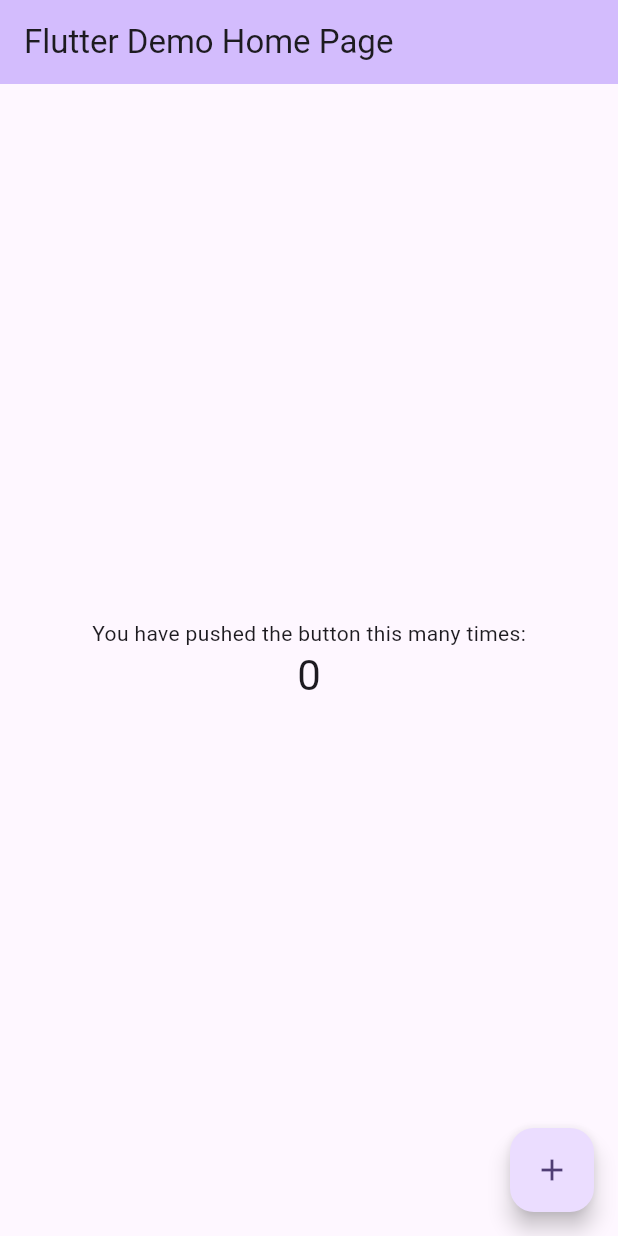
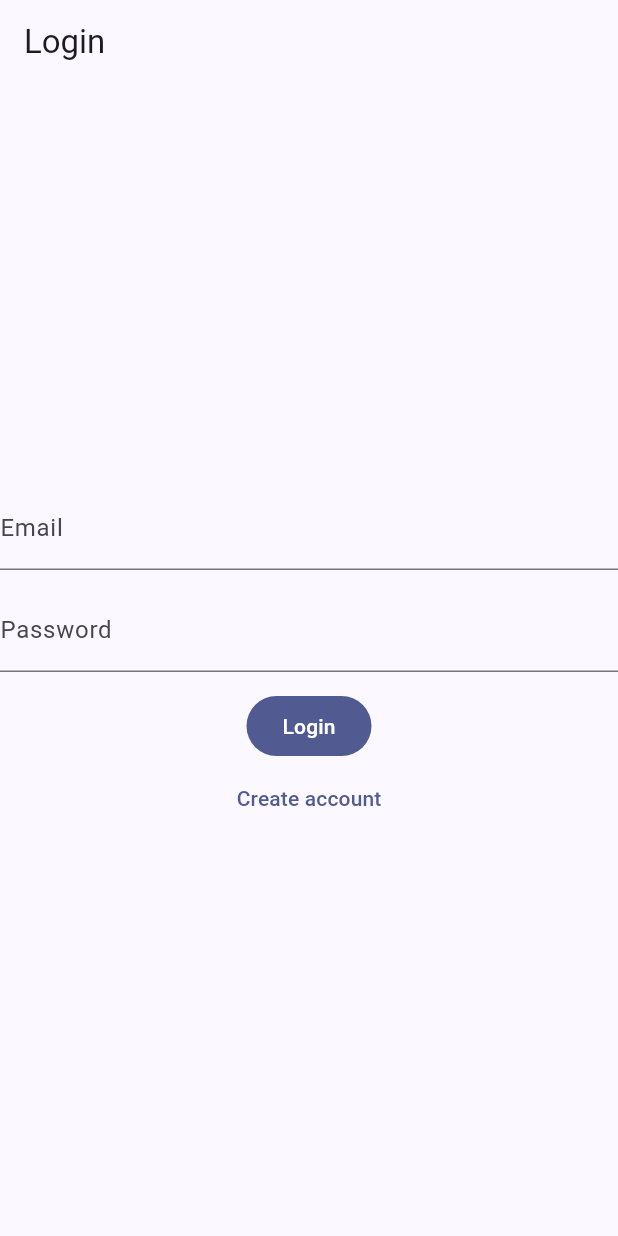
Before and after one commit to AkshitGameDev/chatterbit-app, a Flutter app: the screen it shows after launch, on a phone screen of 412 x 824 dp. Run offline on Flutter 3.47's test engine with Material 3 defaults, Android fonts, the phone set to English and light mode, and no system bars; our stand-ins replace shared_preferences.

Commit message:
login and signup working

```diff
--- a/chatterbit/lib/main.dart
+++ b/chatterbit/lib/main.dart
@@ -1,122 +1,34 @@
 import 'package:flutter/material.dart';
+import 'package:provider/provider.dart';
+import 'state/auth_state.dart';
+import 'screens/login_screen.dart';
+import 'screens/signup_screen.dart';
+import 'screens/home_screen.dart';
 
-void main() {
-  runApp(const MyApp());
+void main() async {
+  WidgetsFlutterBinding.ensureInitialized();
+  final auth = AuthState(); await auth.load();
+  runApp(ChangeNotifierProvider.value(value: auth, child: const App()));
 }
 
-class MyApp extends StatelessWidget {
-  const MyApp({super.key});
+class App extends StatelessWidget {
+  const App({super.key});
 
-  // This widget is the root of your application.
   @override
   Widget build(BuildContext context) {
-    return MaterialApp(
-      title: 'Flutter Demo',
-      theme: ThemeData(
-        // This is the theme of your application.
-        //
-        // TRY THIS: Try running your application with "flutter run". You'll see
-        // the application has a purple toolbar. Then, without quitting the app,
-        // try changing the seedColor in the colorScheme below to Colors.green
-        // and then invoke "hot reload" (save your changes or press the "hot
-        // reload" button in a Flutter-supported IDE, or press "r" if you used
-        // the command line to start the app).
-        //
-        // Notice that the counter didn't reset back to zero; the application
-        // state is not lost during the reload. To reset the state, use hot
-        // restart instead.
-        //
-        // This works for code too, not just values: Most code changes can be
-        // tested with just a hot reload.
-        colorScheme: ColorScheme.fromSeed(seedColor: Colors.deepPurple),
-      ),
-      home: const MyHomePage(title: 'Flutter Demo Home Page'),
+    return Consumer<AuthState>(
+      builder: (context, auth, _) {
+        return MaterialApp(
+          title: 'Chatterbit',
+          theme: ThemeData(useMaterial3: true, colorSchemeSeed: Colors.indigo),
+          home: auth.isAuthed ? const HomeScreen() : const LoginScreen(),
+          routes: {
+            '/login': (_) => const LoginScreen(),
+            '/signup': (_) => const SignupScreen(),
+            '/home': (_) => const HomeScreen(),
+          },
+        );
+      },
     );
   }
 }
-
-class MyHomePage extends StatefulWidget {
-  const MyHomePage({super.key, required this.title});
-
-  // This widget is the home page of your application. It is stateful, meaning
-  // that it has a State object (defined below) that contains fields that affect
-  // how it looks.
-
-  // This class is the configuration for the state. It holds the values (in this
-  // case the title) provided by the parent (in this case the App widget) and
-  // used by the build method of the State. Fields in a Widget subclass are
-  // always marked "final".
-
-  final String title;
-
-  @override
-  State<MyHomePage> createState() => _MyHomePageState();
-}
-
-class _MyHomePageState extends State<MyHomePage> {
-  int _counter = 0;
-
-  void _incrementCounter() {
-    setState(() {
-      // This call to setState tells the Flutter framework that something has
-      // changed in this State, which causes it to rerun the build method below
-      // so that the display can reflect the updated values. If we changed
-      // _counter without calling setState(), then the build method would not be
-      // called again, and so nothing would appear to happen.
-      _counter++;
-    });
-  }
-
-  @override
-  Widget build(BuildContext context) {
-    // This method is rerun every time setState is called, for instance as done
-    // by the _incrementCounter method above.
-    //
-    // The Flutter framework has been optimized to make rerunning build methods
-    // fast, so that you can just rebuild anything that needs updating rather
-    // than having to individually change instances of widgets.
-    return Scaffold(
-      appBar: AppBar(
-        // TRY THIS: Try changing the color here to a specific color (to
-        // Colors.amber, perhaps?) and trigger a hot reload to see the AppBar
-        // change color while the other colors stay the same.
-        backgroundColor: Theme.of(context).colorScheme.inversePrimary,
-        // Here we take the value from the MyHomePage object that was created by
-        // the App.build method, and use it to set our appbar title.
-        title: Text(widget.title),
-      ),
-      body: Center(
-        // Center is a layout widget. It takes a single child and positions it
-        // in the middle of the parent.
-        child: Column(
-          // Column is also a layout widget. It takes a list of children and
-          // arranges them vertically. By default, it sizes itself to fit its
-          // children horizontally, and tries to be as tall as its parent.
-          //
-          // Column has various properties to control how it sizes itself and
-          // how it positions its children. Here we use mainAxisAlignment to
-          // center the children vertically; the main axis here is the vertical
-          // axis because Columns are vertical (the cross axis would be
-          // horizontal).
-          //
-          // TRY THIS: Invoke "debug painting" (choose the "Toggle Debug Paint"
-          // action in the IDE, or press "p" in the console), to see the
-          // wireframe for each widget.
-          mainAxisAlignment: MainAxisAlignment.center,
-          children: <Widget>[
-            const Text('You have pushed the button this many times:'),
-            Text(
-              '$_counter',
-              style: Theme.of(context).textTheme.headlineMedium,
-            ),
-          ],
-        ),
-      ),
-      floatingActionButton: FloatingActionButton(
-        onPressed: _incrementCounter,
-        tooltip: 'Increment',
-        child: const Icon(Icons.add),
-      ), // This trailing comma makes auto-formatting nicer for build methods.
-    );
-  }
-}
--- /dev/null
+++ b/chatterbit/lib/screens/login_screen.dart
@@ -0,0 +1,33 @@
+import 'package:flutter/material.dart';
+import 'package:provider/provider.dart';
+import '../state/auth_state.dart';
+
+class LoginScreen extends StatefulWidget { const LoginScreen({super.key}); @override State<LoginScreen> createState()=>_LoginScreenState(); }
+class _LoginScreenState extends State<LoginScreen> {
+  final email = TextEditingController(), password = TextEditingController();
+  String? err;
+  @override Widget build(BuildContext c){
+    final auth = context.watch<AuthState>();
+    return Scaffold(
+      appBar: AppBar(title: const Text('Login')),
+      body: Center(child: ConstrainedBox(
+        constraints: const BoxConstraints(maxWidth: 420),
+        child: Column(mainAxisSize: MainAxisSize.min, children: [
+          TextField(controller: email, decoration: const InputDecoration(labelText:'Email')),
+          const SizedBox(height:12),
+          TextField(controller: password, decoration: const InputDecoration(labelText:'Password'), obscureText: true),
+          const SizedBox(height:12),
+          if (err!=null) Text(err!, style: const TextStyle(color: Colors.red)),
+          FilledButton(
+            onPressed: auth.loading ? null : () async {
+              setState(() => err=null);
+              try { await context.read<AuthState>().login(email.text.trim(), password.text); }
+              catch(e){ setState(()=>err=e.toString()); }
+            },
+            child: auth.loading? const CircularProgressIndicator() : const Text('Login')),
+          TextButton(onPressed: ()=>Navigator.pushReplacementNamed(c,'/signup'), child: const Text('Create account')),
+        ]),
+      )),
+    );
+  }
+}
--- a/chatterbit/pubspec.yaml
+++ b/chatterbit/pubspec.yaml
@@ -34,6 +34,9 @@ dependencies:
   # The following adds the Cupertino Icons font to your application.
   # Use with the CupertinoIcons class for iOS style icons.
   cupertino_icons: ^1.0.8
+  http: ^1.5.0
+  provider: ^6.1.5+1
+  shared_preferences: ^2.5.3
 
 dev_dependencies:
   flutter_test:
```
Also changed, not shown: chatterbit/lib/screens/home_screen.dart (added, +30 -0 lines), chatterbit/lib/screens/signup_screen.dart (added, +35 -0 lines).
